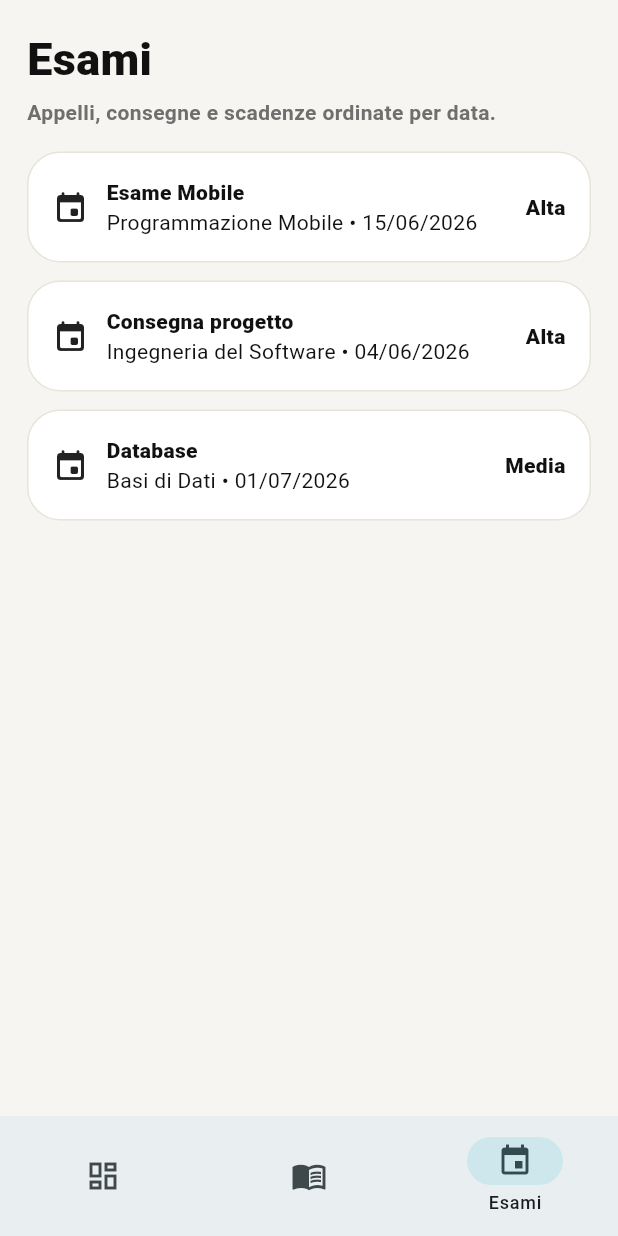
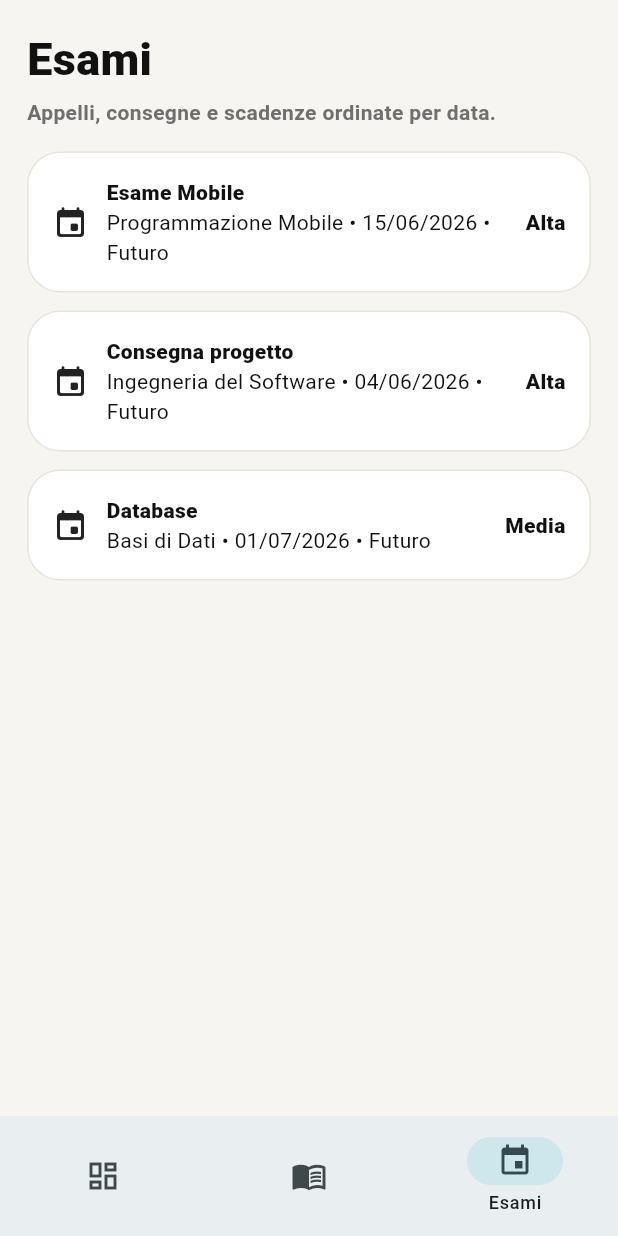
Before and after one commit to digregoriomario/StudyPlanner, a Flutter app: the screen it shows after launch, item 3 of the bottom bar chosen, on a phone screen of 412 x 824 dp. Run offline on Flutter 3.47's test engine with Material 3 defaults, Android fonts, the phone set to English and light mode, and no system bars.

Commit message:
Introduzione dello stato degli esami e distinzione degli elementi futuri

```diff
--- a/study_planner_app/lib/main.dart
+++ b/study_planner_app/lib/main.dart
@@ -102,7 +102,7 @@ class TaskGoal {
 class StudyStore extends ChangeNotifier {
   final List<Course> courses = [
     Course('Programmazione Mobile', 'Prof. Rossi', 9, 'In corso'),
-    Course('Basi di Dati', 'Prof.ssa Bianchi', 6, 'In corso'),
+    Course('Basi di Dati', 'Prof.ssa Bianchi', 6, 'Da ripassare'),
     Course('Ingegneria del Software', 'Prof. Verdi', 9, 'Da iniziare'),
   ];
 
@@ -327,7 +327,7 @@ class ExamsScreen extends StatelessWidget {
             children: [
               const Icon(Icons.event_rounded),
               const SizedBox(width: 12),
-              Expanded(child: Column(crossAxisAlignment: CrossAxisAlignment.start, children: [Text(exam.title, style: const TextStyle(fontWeight: FontWeight.w900)), Text('${exam.course} • ${dateLabel(exam.date)}') ])),
+              Expanded(child: Column(crossAxisAlignment: CrossAxisAlignment.start, children: [Text(exam.title, style: const TextStyle(fontWeight: FontWeight.w900)), Text('${exam.course} • ${dateLabel(exam.date)} • ${exam.status}') ])),
               Text(exam.priority, style: const TextStyle(fontWeight: FontWeight.w800)),
             ],
           ),
```
Also changed, not shown: 1 other file.
